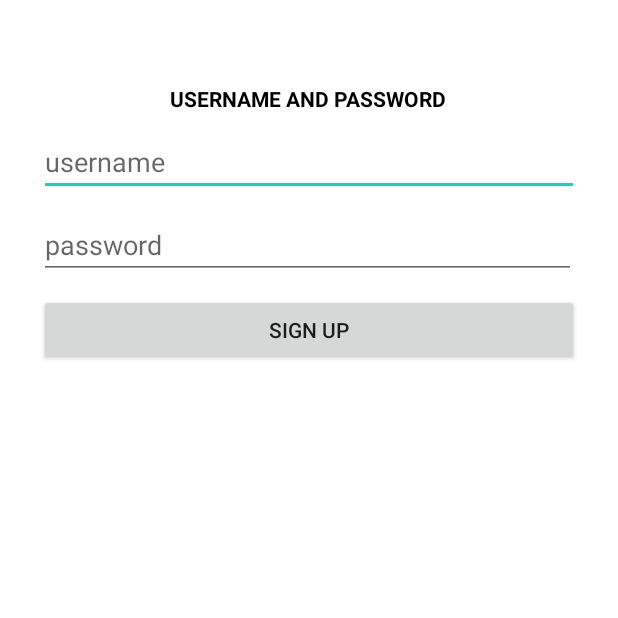
After one commit to alpacawool/project-3-parstagram, an Android app: the SignupActivity screen opened directly, with no data from a screen before it, on a phone screen of 412 x 824 dp, the top half of it. The commit adds this screen. Run offline under Robolectric (Android 15) with nearby library versions, the phone set to English and light mode, and no system bars.

Commit message:
Created signup activity layout

```diff
--- a/app/src/main/AndroidManifest.xml
+++ b/app/src/main/AndroidManifest.xml
@@ -1,12 +1,7 @@
 <?xml version="1.0" encoding="utf-8"?>
-<manifest
-    xmlns:android="http://schemas.android.com/apk/res/android"
+<manifest xmlns:android="http://schemas.android.com/apk/res/android"
     package="com.patriciabooth.project_3_parstagram">
-
     <!-- For accessing Parse -->
-    <uses-permission android:name="android.permission.ACCESS_NETWORK_STATE" />
-    <uses-permission android:name="android.permission.INTERNET" />
-
     <application
         android:name=".ParseApplication"
         android:allowBackup="true"
@@ -15,8 +10,17 @@
         android:roundIcon="@mipmap/ic_launcher_round"
         android:supportsRtl="true"
         android:theme="@style/AppTheme">
+        <activity android:name=".SignupActivity"></activity>
+        <!-- make sure within the application tag, otherwise app will crash with XmlResourceParser errors -->
+        <activity android:name=".LoginActivity">
+            <intent-filter>
+                <action android:name="android.intent.action.MAIN" />
 
-        <!-- make sure within the application tag, otherwise app will crash with XmlResourceParser errors -->
+                <category android:name="android.intent.category.LAUNCHER" />
+            </intent-filter>
+        </activity>
+
+        <activity android:name=".MainActivity"></activity>
         <provider
             android:name="androidx.core.content.FileProvider"
             android:authorities="com.codepath.fileprovider"
@@ -26,17 +30,9 @@
                 android:name="android.support.FILE_PROVIDER_PATHS"
                 android:resource="@xml/fileprovider" />
         </provider>
+    </application>
+    <uses-permission android:name="android.permission.INTERNET" />
 
-        <activity android:name=".LoginActivity">
-            <intent-filter>
-                <action android:name="android.intent.action.MAIN" />
-
-                <category android:name="android.intent.category.LAUNCHER" />
-            </intent-filter>
-        </activity>
-        <activity android:name=".MainActivity">
-        </activity>
-    </application>
-
+    <uses-permission android:name="android.permission.ACCESS_NETWORK_STATE" />
 
 </manifest>
--- /dev/null
+++ b/app/src/main/java/com/patriciabooth/project_3_parstagram/SignupActivity.java
@@ -0,0 +1,14 @@
+package com.patriciabooth.project_3_parstagram;
+
+import androidx.appcompat.app.AppCompatActivity;
+
+import android.os.Bundle;
+
+public class SignupActivity extends AppCompatActivity {
+
+    @Override
+    protected void onCreate(Bundle savedInstanceState) {
+        super.onCreate(savedInstanceState);
+        setContentView(R.layout.activity_signup);
+    }
+}
--- /dev/null
+++ b/app/src/main/res/layout/activity_signup.xml
@@ -0,0 +1,68 @@
+<?xml version="1.0" encoding="utf-8"?>
+<RelativeLayout xmlns:android="http://schemas.android.com/apk/res/android"
+    xmlns:app="http://schemas.android.com/apk/res-auto"
+    xmlns:tools="http://schemas.android.com/tools"
+    android:layout_width="match_parent"
+    android:layout_height="match_parent"
+    android:background="@android:color/white"
+    tools:context=".SignupActivity">
+
+    <RelativeLayout
+        android:id="@+id/relUserPassContainer"
+        android:layout_width="match_parent"
+        android:layout_height="match_parent"
+        android:layout_margin="16dp"
+        android:background="@android:color/white"
+        tools:context=".SignupActivity">
+
+        <TextView
+            android:id="@+id/tvSignupTitle"
+            android:layout_width="wrap_content"
+            android:layout_height="wrap_content"
+            android:layout_alignParentStart="false"
+            android:layout_alignParentTop="true"
+            android:layout_centerHorizontal="true"
+            android:layout_marginStart="10dp"
+            android:layout_marginTop="40dp"
+            android:layout_marginEnd="10dp"
+            android:text="@string/signup_title"
+            android:textAllCaps="true"
+            android:textColor="@android:color/black"
+            android:textStyle="bold" />
+
+        <EditText
+            android:id="@+id/etNewUsername"
+            android:layout_width="match_parent"
+            android:layout_height="wrap_content"
+            android:layout_below="@+id/tvSignupTitle"
+            android:layout_alignParentEnd="true"
+            android:layout_marginStart="10dp"
+            android:layout_marginTop="10dp"
+            android:layout_marginEnd="10dp"
+            android:hint="username" />
+
+        <EditText
+            android:id="@+id/etNewPassword"
+            android:layout_width="match_parent"
+            android:layout_height="wrap_content"
+            android:layout_below="@+id/etNewUsername"
+            android:layout_alignParentEnd="true"
+            android:layout_marginStart="10dp"
+            android:layout_marginTop="10dp"
+            android:layout_marginEnd="12dp"
+            android:hint="password" />
+
+        <Button
+            android:id="@+id/button"
+            android:layout_width="match_parent"
+            android:layout_height="wrap_content"
+            android:layout_below="@+id/etNewPassword"
+            android:layout_centerHorizontal="true"
+            android:layout_marginStart="10dp"
+            android:layout_marginTop="10dp"
+            android:layout_marginEnd="10dp"
+            android:text="@string/signup_button_text" />
+
+    </RelativeLayout>
+
+</RelativeLayout>
--- a/app/src/main/res/values/strings.xml
+++ b/app/src/main/res/values/strings.xml
@@ -6,4 +6,6 @@
     <string name="submit_btn">Submit</string>
     <string name="signup_question">Don\'t have an account?</string>
     <string name="signup_text">Sign up.</string>
+    <string name="signup_title">Username and Password</string>
+    <string name="signup_button_text">Sign up</string>
 </resources>
```
